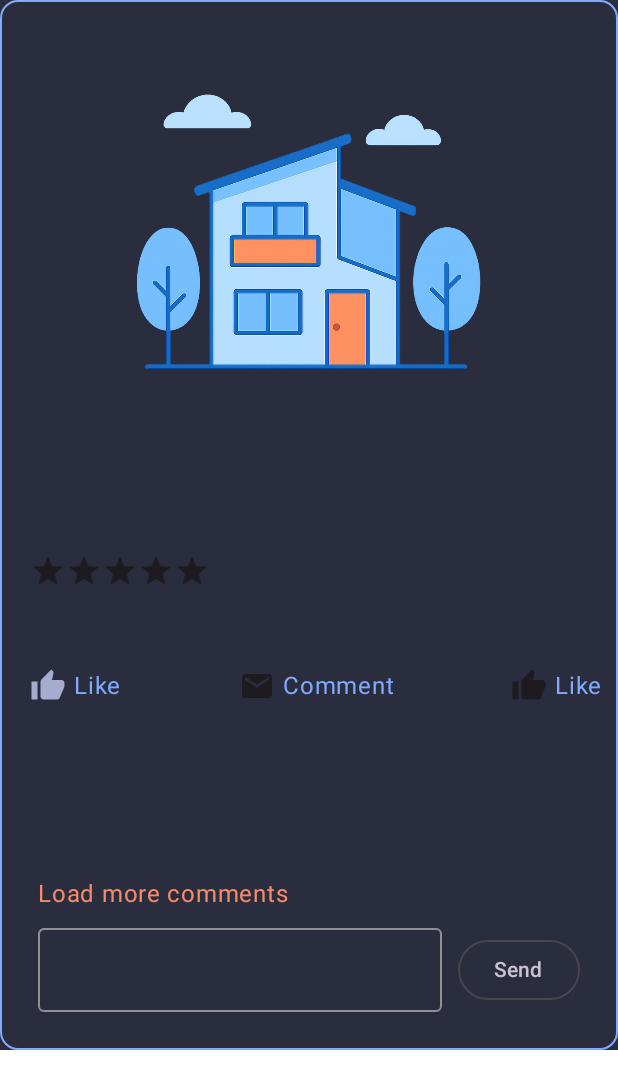
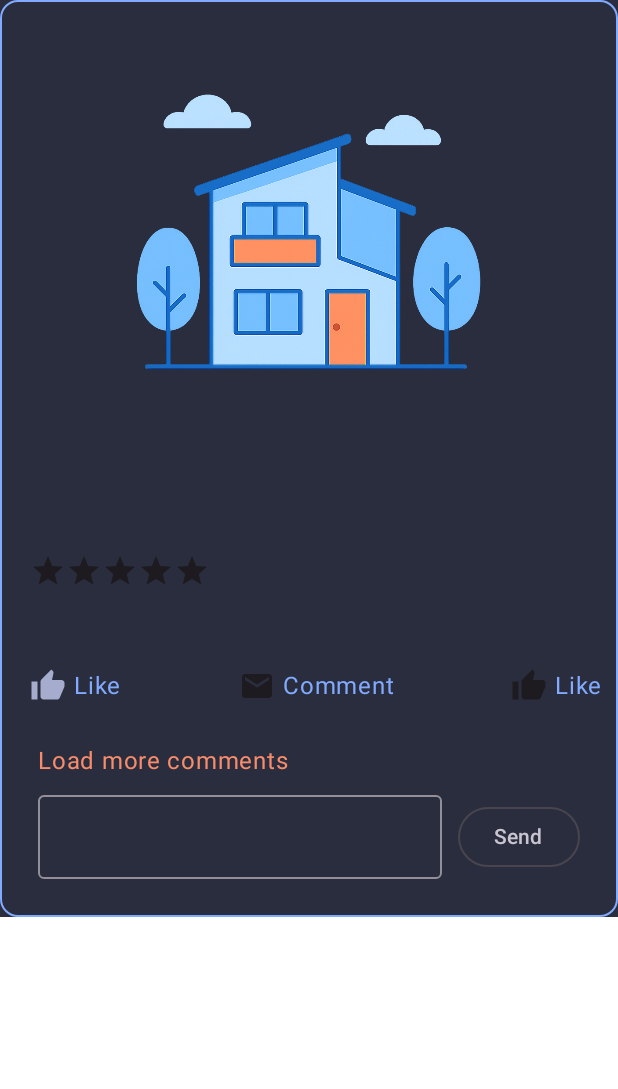
Before and after one commit to yurildss/Rental_Review, an Android app built with Jetpack Compose: the @Preview function ReviewBlackCardPreview, on a phone screen of 412 x 824 dp. Shown: the top 1089 px of the screen. Run offline under Robolectric (Android 15) with nearby library versions, the phone set to English and light mode, and no system bars; our stand-ins replace Firebase (no records; nobody signed in at launch, a user with empty details on screens opened directly).

Commit message:
refactor: Adjust ReviewCard height and update comments in FeedScreen
- Modified `ReviewCard` to use `wrapContentHeight()` instead of a fixed 700.dp height for better content adaptability.
- Adjusted the `LazyColumn` for comments within `ReviewCard` to remove the `weight(1f)` modifier.
- Added an additional "Test Comment" to the `comments` list in `ReviewCardDarkPreview` for more comprehensive previewing.

```diff
--- a/app/src/main/java/com/example/rentalreview/screen/home/FeedScreen.kt
+++ b/app/src/main/java/com/example/rentalreview/screen/home/FeedScreen.kt
@@ -16,6 +16,7 @@ import androidx.compose.foundation.layout.fillMaxWidth
 import androidx.compose.foundation.layout.height
 import androidx.compose.foundation.layout.padding
 import androidx.compose.foundation.layout.size
+import androidx.compose.foundation.layout.wrapContentHeight
 import androidx.compose.foundation.lazy.LazyColumn
 import androidx.compose.foundation.lazy.items
 import androidx.compose.foundation.lazy.itemsIndexed
@@ -194,7 +195,6 @@ fun CommentSection(
         LazyColumn(
             modifier = Modifier
                 .fillMaxWidth()
-                .weight(1f)
         ) {
             itemsIndexed(comments) { _,comment ->
                 Text(
@@ -258,7 +258,7 @@ fun ReviewCard(
                 color = MaterialTheme.colorScheme.primary,
                 shape = MaterialTheme.shapes.medium
             )
-            .height(700.dp)
+            .wrapContentHeight()
             .background(MaterialTheme.colorScheme.background)
             .padding(10.dp),
         horizontalAlignment = Alignment.CenterHorizontally,
@@ -360,8 +360,11 @@ fun ReviewCardPreview(){
                 review = Review(
                     comments = mutableListOf(Comments(
                         "1",
-                        "Test Comment"
-                    )),
+                        "Test Comment"),
+                        Comments(
+                            "1",
+                            "Test Comment")
+                    ),
                 ),
                 onLike = {},
                 userId = "1",
```
